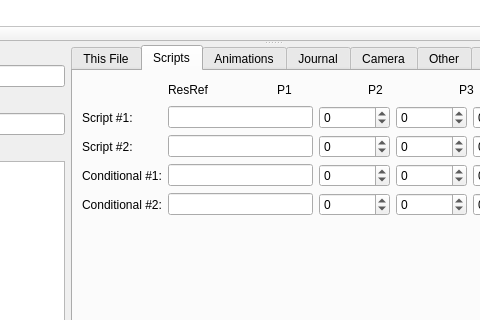
Qt form Tools/HolocronToolset/src/ui/editors/dlg.ui (NickHugi/PyKotor) before a commit; both pictures show x 295 to 775 and y 220 to 540 of the 1135 by 647 pixel window.
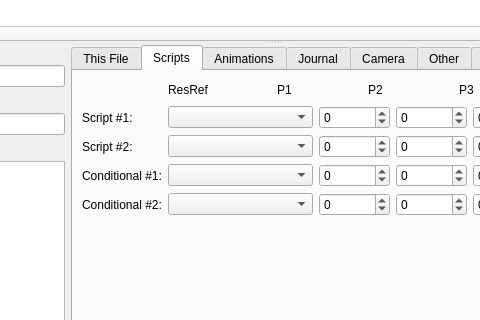
The same form after that commit. The open tabs and pages were chosen to show the change. Custom widgets are drawn as their Qt base class.

What changed in the file:
```diff
--- a/Tools/HolocronToolset/src/ui/editors/dlg.ui
+++ b/Tools/HolocronToolset/src/ui/editors/dlg.ui
@@ -473,7 +473,7 @@
                </widget>
               </item>
               <item>
-               <widget class="QLineEdit" name="script1ResrefEdit"/>
+               <widget class="FilterComboBox" name="script1ResrefEdit"/>
               </item>
               <item>
                <widget class="GFFFieldSpinBox" name="script1Param1Spin">
@@ -592,7 +592,7 @@
                </widget>
               </item>
               <item>
-               <widget class="QLineEdit" name="script2ResrefEdit"/>
+               <widget class="FilterComboBox" name="script2ResrefEdit"/>
               </item>
               <item>
                <widget class="GFFFieldSpinBox" name="script2Param1Spin">
@@ -711,7 +711,7 @@
                </widget>
               </item>
               <item>
-               <widget class="QLineEdit" name="condition1ResrefEdit"/>
+               <widget class="FilterComboBox" name="condition1ResrefEdit"/>
               </item>
               <item>
                <widget class="GFFFieldSpinBox" name="condition1Param1Spin">
@@ -821,7 +821,7 @@
                </widget>
               </item>
               <item>
-               <widget class="QLineEdit" name="condition2ResrefEdit"/>
+               <widget class="FilterComboBox" name="condition2ResrefEdit"/>
               </item>
               <item>
                <widget class="GFFFieldSpinBox" name="condition2Param1Spin">
@@ -1555,6 +1555,11 @@
    <extends>QComboBox</extends>
    <header location="global">toolset.gui.widgets.edit.combobox_2da</header>
   </customwidget>
+  <customwidget>
+   <class>FilterComboBox</class>
+   <extends>QComboBox</extends>
+   <header location="global">toolset.gui.editors.dlg</header>
+  </customwidget>
   <customwidget>
    <class>GFFFieldSpinBox</class>
    <extends>QSpinBox</extends>
```
Left out of the diff: 12 changed lines with no effect on the pictures. Lines whose indentation alone changed are shown as unchanged.
